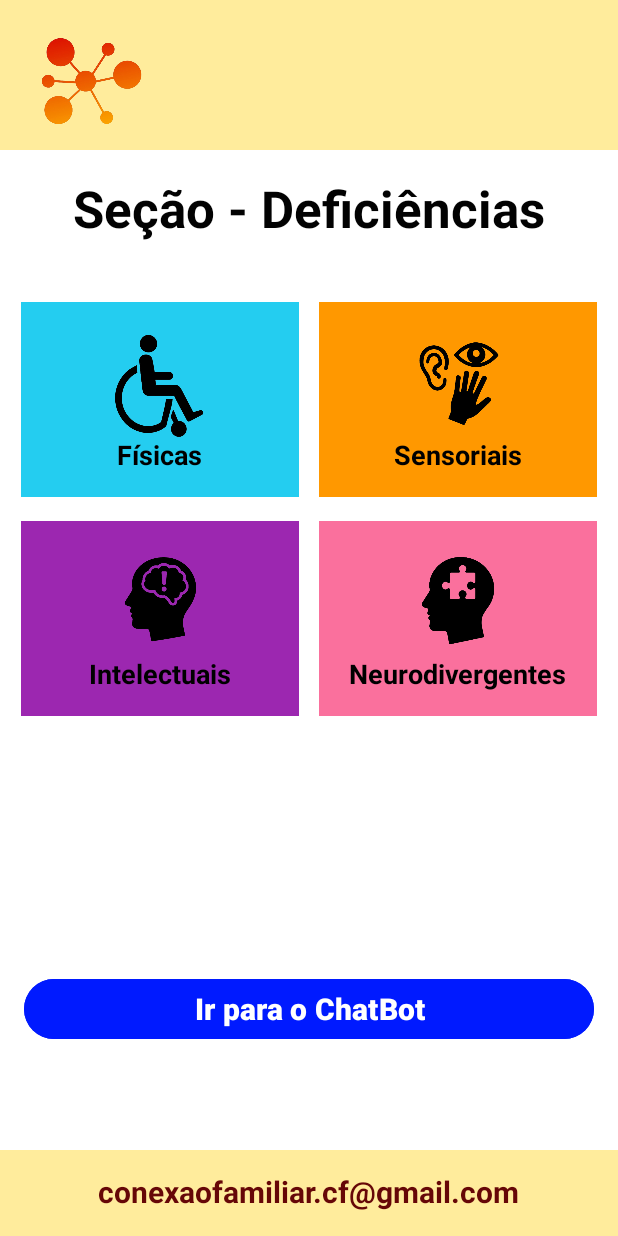
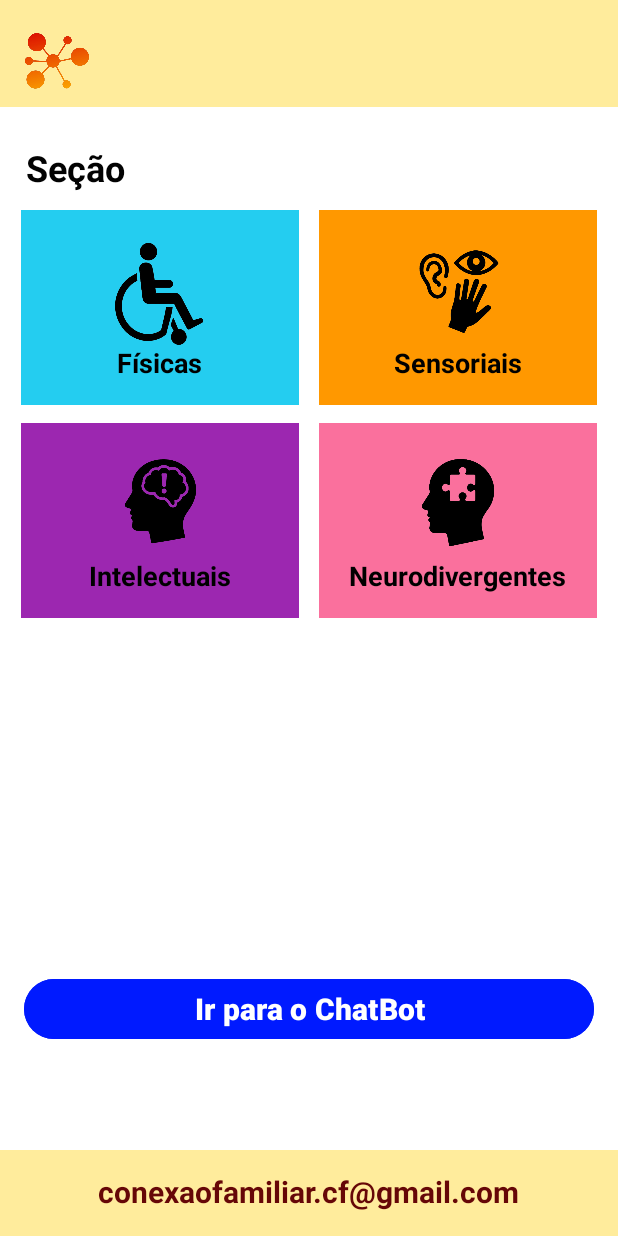
Before and after one commit to luizinho2008/CF-Mobile, an Android app: the screen it shows after launch (TelaInicial), on a phone screen of 412 x 824 dp. Run offline under Robolectric (Android 15) with nearby library versions, the phone set to English and light mode, and no system bars.

Commit message:
melhorando design - Pag Inicial

```diff
--- a/CFM/app/src/main/res/layout/activity_login.xml
+++ b/CFM/app/src/main/res/layout/activity_login.xml
@@ -74,7 +74,7 @@
             android:layout_width="wrap_content"
             android:layout_height="wrap_content"
             android:layout_marginTop="8dp"
-            android:text="Não possui conta? Cadstre-se"
+            android:text="Não possui conta? Cadastre-se"
             android:textColor="#FF6F00"
             android:textSize="20sp"
             android:textStyle="bold" />
--- a/CFM/app/src/main/res/layout/activity_tela_inicial.xml
+++ b/CFM/app/src/main/res/layout/activity_tela_inicial.xml
@@ -8,51 +8,90 @@
     tools:context=".TelaInicial">
 
     <!-- Faixa superior -->
+
+    <!-- Texto título -->
+
     <View
         android:id="@+id/topView"
-        android:layout_width="0dp"
-        android:layout_height="100dp"
+        android:layout_width="421dp"
+        android:layout_height="71dp"
         android:background="#FFEC9C"
-        app:layout_constraintTop_toTopOf="parent"
+        app:layout_constraintEnd_toEndOf="parent"
+        app:layout_constraintHorizontal_bias="0.0"
         app:layout_constraintStart_toStartOf="parent"
-        app:layout_constraintEnd_toEndOf="parent"/>
+        app:layout_constraintTop_toTopOf="parent" />
 
-    <!-- Texto título -->
+    <!-- Logo -->
+
+    <!-- Card Físicas -->
+
     <TextView
         android:id="@+id/textView2"
         android:layout_width="wrap_content"
         android:layout_height="wrap_content"
-        android:layout_marginTop="16dp"
-        android:text="Seção - Deficiências"
+        android:layout_marginTop="24dp"
+        android:text="Seção"
         android:textColor="#020202"
-        android:textSize="34sp"
+        android:textSize="24sp"
         android:textStyle="bold"
-        app:layout_constraintTop_toBottomOf="@id/topView"
+        app:layout_constraintEnd_toEndOf="parent"
+        app:layout_constraintHorizontal_bias="0.05"
         app:layout_constraintStart_toStartOf="parent"
-        app:layout_constraintEnd_toEndOf="parent"/>
+        app:layout_constraintTop_toBottomOf="@id/topView" />
 
-    <!-- Logo -->
     <ImageView
         android:id="@+id/imageView3"
-        android:layout_width="89dp"
-        android:layout_height="73dp"
-        android:layout_marginStart="16dp"
+        android:layout_width="51dp"
+        android:layout_height="47dp"
+        android:layout_marginStart="12dp"
         android:layout_marginTop="16dp"
+        app:layout_constraintStart_toStartOf="parent"
         app:layout_constraintTop_toTopOf="@id/topView"
-        app:layout_constraintStart_toStartOf="parent"
-        app:srcCompat="@drawable/cf"/>
+        app:srcCompat="@drawable/cf" />
 
-    <!-- Card Físicas -->
+    <!-- Card Sensoriais -->
+
+    <!-- Card Intelectuais -->
+    <FrameLayout
+        android:id="@+id/cardSensoriais"
+        android:layout_width="0dp"
+        android:layout_height="130dp"
+        android:layout_marginTop="12dp"
+        android:background="#FF9800"
+        android:onClick="sensoriais"
+        app:layout_constraintEnd_toEndOf="parent"
+        app:layout_constraintStart_toEndOf="@id/cardFisicas"
+        app:layout_constraintTop_toBottomOf="@id/textView2"
+        app:layout_constraintWidth_percent="0.45">
+
+        <ImageView
+            android:layout_width="166dp"
+            android:layout_height="74dp"
+            android:layout_gravity="center_horizontal|top"
+            android:layout_marginTop="16dp"
+            app:srcCompat="@drawable/ic_sensorial" />
+
+        <TextView
+            android:layout_width="wrap_content"
+            android:layout_height="wrap_content"
+            android:layout_gravity="center_horizontal|bottom"
+            android:layout_marginBottom="16dp"
+            android:text="Sensoriais"
+            android:textColor="#000000"
+            android:textSize="18sp"
+            android:textStyle="bold" />
+    </FrameLayout>
+
     <FrameLayout
         android:id="@+id/cardFisicas"
         android:layout_width="0dp"
         android:layout_height="130dp"
-        android:layout_marginTop="40dp"
+        android:layout_marginTop="12dp"
         android:background="#24CDF0"
         android:onClick="fisicas"
+        app:layout_constraintEnd_toStartOf="@id/cardSensoriais"
+        app:layout_constraintStart_toStartOf="parent"
         app:layout_constraintTop_toBottomOf="@id/textView2"
-        app:layout_constraintStart_toStartOf="parent"
-        app:layout_constraintEnd_toStartOf="@id/cardSensoriais"
         app:layout_constraintWidth_percent="0.45">
 
         <ImageView
@@ -60,7 +99,7 @@
             android:layout_height="81dp"
             android:layout_gravity="center_horizontal|top"
             android:layout_marginTop="16dp"
-            app:srcCompat="@drawable/ic_fisica"/>
+            app:srcCompat="@drawable/ic_fisica" />
 
         <TextView
             android:layout_width="wrap_content"
@@ -70,51 +109,49 @@
             android:text="Físicas"
             android:textColor="#000000"
             android:textSize="18sp"
-            android:textStyle="bold"/>
+            android:textStyle="bold" />
     </FrameLayout>
 
-    <!-- Card Sensoriais -->
     <FrameLayout
-        android:id="@+id/cardSensoriais"
+        android:id="@+id/cardNeurodivergentes"
         android:layout_width="0dp"
         android:layout_height="130dp"
-        android:layout_marginTop="40dp"
-        android:background="#FF9800"
-        android:onClick="sensoriais"
-        app:layout_constraintTop_toBottomOf="@id/textView2"
-        app:layout_constraintStart_toEndOf="@id/cardFisicas"
+        android:layout_marginTop="12dp"
+        android:background="#FA709D"
+        android:onClick="neurodivergentes"
         app:layout_constraintEnd_toEndOf="parent"
+        app:layout_constraintStart_toEndOf="@id/cardIntelectuais"
+        app:layout_constraintTop_toBottomOf="@id/cardSensoriais"
         app:layout_constraintWidth_percent="0.45">
 
         <ImageView
-            android:layout_width="166dp"
+            android:layout_width="160dp"
             android:layout_height="74dp"
             android:layout_gravity="center_horizontal|top"
             android:layout_marginTop="16dp"
-            app:srcCompat="@drawable/ic_sensorial"/>
+            app:srcCompat="@drawable/ic_neurodivergente" />
 
         <TextView
             android:layout_width="wrap_content"
             android:layout_height="wrap_content"
             android:layout_gravity="center_horizontal|bottom"
             android:layout_marginBottom="16dp"
-            android:text="Sensoriais"
+            android:text="Neurodivergentes"
             android:textColor="#000000"
             android:textSize="18sp"
-            android:textStyle="bold"/>
+            android:textStyle="bold" />
     </FrameLayout>
 
-    <!-- Card Intelectuais -->
     <FrameLayout
         android:id="@+id/cardIntelectuais"
         android:layout_width="0dp"
         android:layout_height="130dp"
-        android:layout_marginTop="16dp"
+        android:layout_marginTop="12dp"
         android:background="#9C27B0"
         android:onClick="intelectuais"
+        app:layout_constraintEnd_toStartOf="@id/cardNeurodivergentes"
+        app:layout_constraintStart_toStartOf="parent"
         app:layout_constraintTop_toBottomOf="@id/cardFisicas"
-        app:layout_constraintStart_toStartOf="parent"
-        app:layout_constraintEnd_toStartOf="@id/cardNeurodivergentes"
         app:layout_constraintWidth_percent="0.45">
 
         <ImageView
@@ -122,7 +159,7 @@
             android:layout_height="72dp"
             android:layout_gravity="center_horizontal|top"
             android:layout_marginTop="16dp"
-            app:srcCompat="@drawable/ic_intelectual"/>
+            app:srcCompat="@drawable/ic_intelectual" />
 
         <TextView
             android:layout_width="wrap_content"
@@ -132,39 +169,10 @@
             android:text="Intelectuais"
             android:textColor="#000000"
             android:textSize="18sp"
-            android:textStyle="bold"/>
+            android:textStyle="bold" />
     </FrameLayout>
 
     <!-- Card Neurodivergentes -->
-    <FrameLayout
-        android:id="@+id/cardNeurodivergentes"
-        android:layout_width="0dp"
-        android:layout_height="130dp"
-        android:layout_marginTop="16dp"
-        android:background="#FA709D"
-        android:onClick="neurodivergentes"
-        app:layout_constraintTop_toBottomOf="@id/cardSensoriais"
-        app:layout_constraintStart_toEndOf="@id/cardIntelectuais"
-        app:layout_constraintEnd_toEndOf="parent"
-        app:layout_constraintWidth_percent="0.45">
-
-        <ImageView
-            android:layout_width="160dp"
-            android:layout_height="74dp"
-            android:layout_gravity="center_horizontal|top"
-            android:layout_marginTop="16dp"
-            app:srcCompat="@drawable/ic_neurodivergente"/>
-
-        <TextView
-            android:layout_width="wrap_content"
-            android:layout_height="wrap_content"
-            android:layout_gravity="center_horizontal|bottom"
-            android:layout_marginBottom="16dp"
-            android:text="Neurodivergentes"
-            android:textColor="#000000"
-            android:textSize="18sp"
-            android:textStyle="bold"/>
-    </FrameLayout>
 
     <!-- Faixa inferior -->
     <View
```
